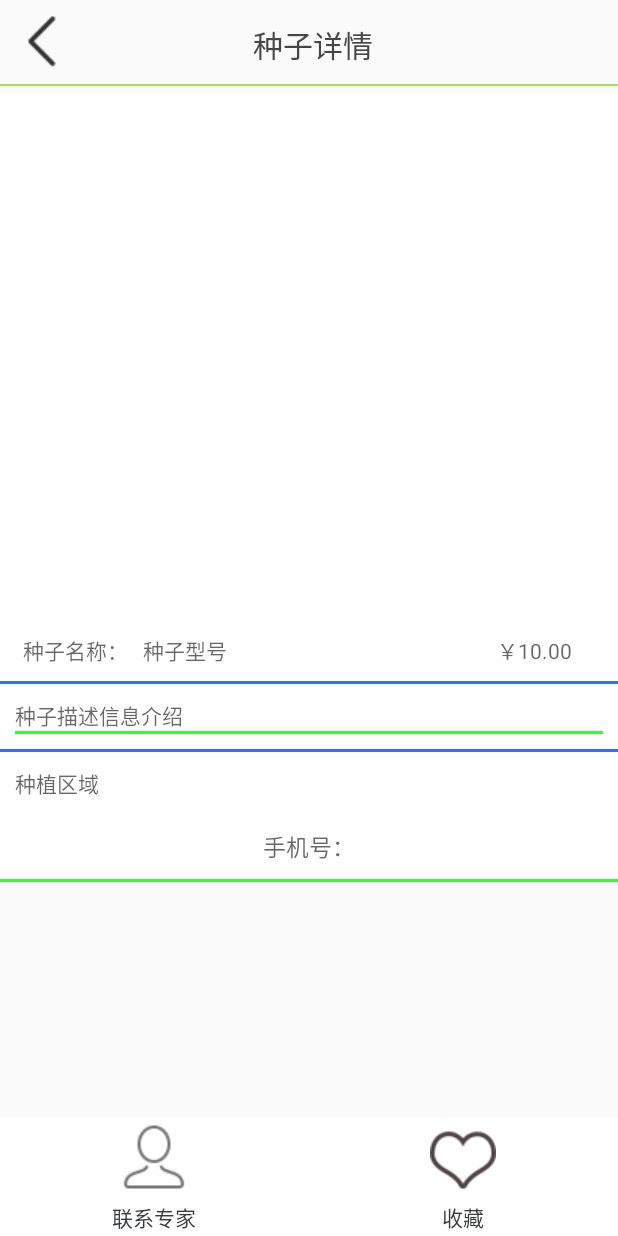
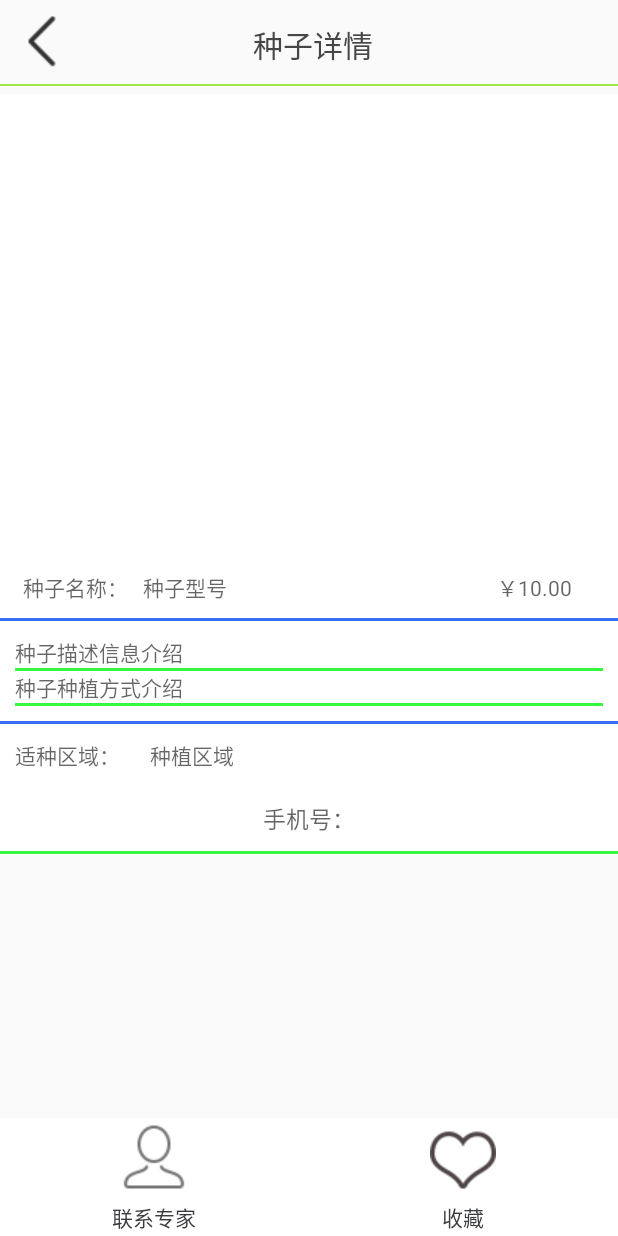
Before and after one commit to jideqiang1231/AfriculturePlatformsource, an Android app: the layout activity_seedinfo.xml on its own in the app's theme, with its tools: preview values and no code run, on a phone screen of 412 x 824 dp. Run offline under Robolectric (Android 15) with nearby library versions, the phone set to English and light mode, and no system bars; plain views replace ScrollViewContainer.

Commit message:
app client 3.22 16.55 commit again

```diff
--- a/app/src/main/res/layout/activity_seedinfo.xml
+++ b/app/src/main/res/layout/activity_seedinfo.xml
@@ -12,6 +12,7 @@
             android:layout_height="wrap_content">
 
             <ImageButton
+                android:id="@+id/ib_seedinfo_back"
                 android:layout_width="wrap_content"
                 android:layout_height="wrap_content"
                 android:layout_marginLeft="10dp"
@@ -54,8 +55,8 @@
                 <ScrollView
                     android:layout_width="match_parent"
                     android:layout_height="match_parent"
-                    android:scrollbars="none">
-
+                    >
+                    <!--android:scrollbars="none"-->
                     <LinearLayout
                         android:layout_width="match_parent"
                         android:layout_height="match_parent"
@@ -63,8 +64,9 @@
                         android:orientation="vertical">
                         <!--图片-->
                         <ImageView
+                            android:id="@+id/iv_seedinfo_image"
                             android:layout_width="match_parent"
-                            android:layout_height="350dp"
+                            android:layout_height="308dp"
                             android:layout_gravity="center_horizontal" />
 
                         <LinearLayout
@@ -73,6 +75,7 @@
                             android:orientation="horizontal">
 
                             <TextView
+                                android:id="@+id/tv_seedinfo_name"
                                 android:layout_width="wrap_content"
                                 android:layout_height="wrap_content"
                                 android:layout_marginLeft="15dp"
@@ -80,6 +83,7 @@
                                 android:textColor="#323427" />
 
                             <TextView
+                                android:id="@+id/tv_seedinfo_type"
                                 android:layout_width="wrap_content"
                                 android:layout_height="wrap_content"
                                 android:hint="种子型号"
@@ -87,6 +91,7 @@
                                 android:textColor="#767f86" />
 
                             <TextView
+                                android:id="@+id/tv_seedinfo_price"
                                 android:layout_width="wrap_content"
                                 android:layout_height="wrap_content"
                                 android:layout_marginLeft="160dp"
@@ -108,27 +113,30 @@
                             android:padding="10dp">
 
                             <TextView
+                                android:id="@+id/tv_seedinfo_introduce"
                                 android:layout_width="wrap_content"
                                 android:layout_height="wrap_content"
                                 android:layout_weight="1"
                                 android:gravity="center_vertical"
                                 android:hint="种子描述信息介绍"
                                 android:textColor="#3c3d40" />
-
                             <View
                                 android:layout_width="match_parent"
                                 android:layout_height="2dp"
                                 android:background="#38F741" />
-                            <!--<TextView-->
-                            <!--android:id="@+id/tv_seedinfo_plantmethod"-->
-                            <!--android:layout_width="wrap_content"-->
-                            <!--android:layout_height="wrap_content"-->
-                            <!--android:layout_weight="1"-->
-                            <!--android:hint="种植方法"-->
-                            <!---->
-                            <!--android:textColor="#3c3d40" />-->
 
-
+                            <TextView
+                                android:id="@+id/tv_seedinfo_plantmethod"
+                                android:layout_width="wrap_content"
+                                android:layout_height="wrap_content"
+                                android:layout_weight="1"
+                                android:gravity="center_vertical"
+                                android:hint="种子种植方式介绍"
+                                android:textColor="#3c3d40" />
+                            <View
+                                android:layout_width="match_parent"
+                                android:layout_height="2dp"
+                                android:background="#38F741" />
                         </LinearLayout>
 
                         <View
@@ -141,13 +149,14 @@
                             android:layout_width="match_parent"
                             android:layout_height="wrap_content"
                             android:orientation="horizontal">
-                            <!--<TextView-->
-                            <!--android:layout_width="wrap_content"-->
-                            <!--android:layout_height="wrap_content"-->
-                            <!--android:Text="种植区域："-->
-                            <!--android:padding="10dp"-->
-                            <!--android:textColor="#3c3d40" />-->
                             <TextView
+                                android:layout_width="wrap_content"
+                                android:layout_height="wrap_content"
+                                android:hint="适种区域："
+                                android:padding="10dp"
+                                android:textColor="#3c3d40" />
+                            <TextView
+                                android:id="@+id/tv_seedinfo_plantarea"
                                 android:layout_width="wrap_content"
                                 android:layout_height="wrap_content"
                                 android:hint="种植区域"
@@ -156,6 +165,7 @@
                         </LinearLayout>
 
                         <TextView
+                            android:id="@+id/tv_seedinfo_phone"
                             android:layout_width="match_parent"
                             android:layout_height="wrap_content"
                             android:gravity="center"
@@ -215,7 +225,7 @@
                     android:padding="2dp"
                     android:text="收藏"
                     android:textColor="#393b3e" />
-
+            </LinearLayout>
                 <!--<TextView-->
                 <!--android:layout_width="0dp"-->
                 <!--android:layout_height="wrap_content"-->
@@ -235,7 +245,7 @@
                 <!--android:gravity="center"-->
                 <!--android:text="加入购物车"-->
                 <!--android:textColor="#F78024" />-->
-            </LinearLayout>
+
             <!--3-->
 
             <!--<include layout="@layout/more_layout" />-->
```
Also changed, not shown: app/src/main/java/com/bigdata/agricultureplatform/home/activity/PushActivity.java (+34 -17 lines), app/src/main/java/com/bigdata/agricultureplatform/home/activity/SeedinfoActivity.java (+62 -9 lines).
